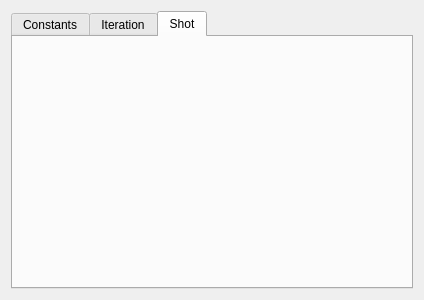
This is caqtus/gui/condetrol/sequence_widget/sequence_widget.ui in light-scattering-iogs/caqtus as Qt 5 draws it before an edit. The edited form follows.
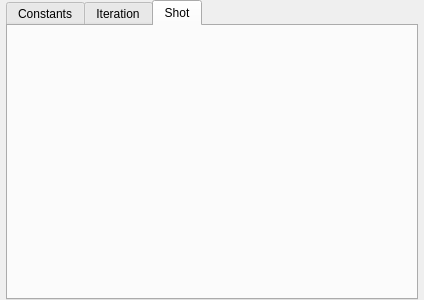
This is the edited form. The open tabs and pages were chosen to show the change.

Commit message: Clean up sequence widget toolbar

What changed in the file:
```diff
--- a/caqtus/gui/condetrol/sequence_widget/sequence_widget.ui
+++ b/caqtus/gui/condetrol/sequence_widget/sequence_widget.ui
@@ -14,6 +14,21 @@
    <string>Form</string>
   </property>
   <layout class="QVBoxLayout" name="verticalLayout">
+   <property name="spacing">
+    <number>0</number>
+   </property>
+   <property name="leftMargin">
+    <number>6</number>
+   </property>
+   <property name="topMargin">
+    <number>0</number>
+   </property>
+   <property name="rightMargin">
+    <number>6</number>
+   </property>
+   <property name="bottomMargin">
+    <number>0</number>
+   </property>
    <item>
     <widget class="QTabWidget" name="tabWidget">
      <property name="tabPosition">
```
Left out of the diff: 2 changed lines with no effect on the pictures. The commit also changes 2 other files.
